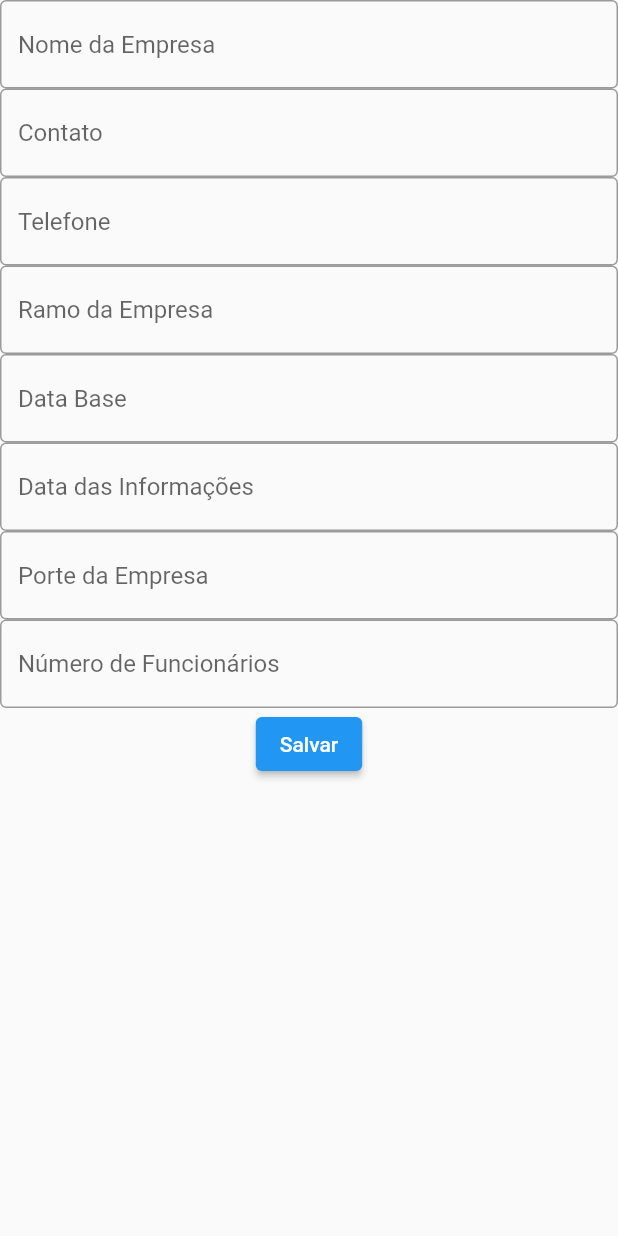
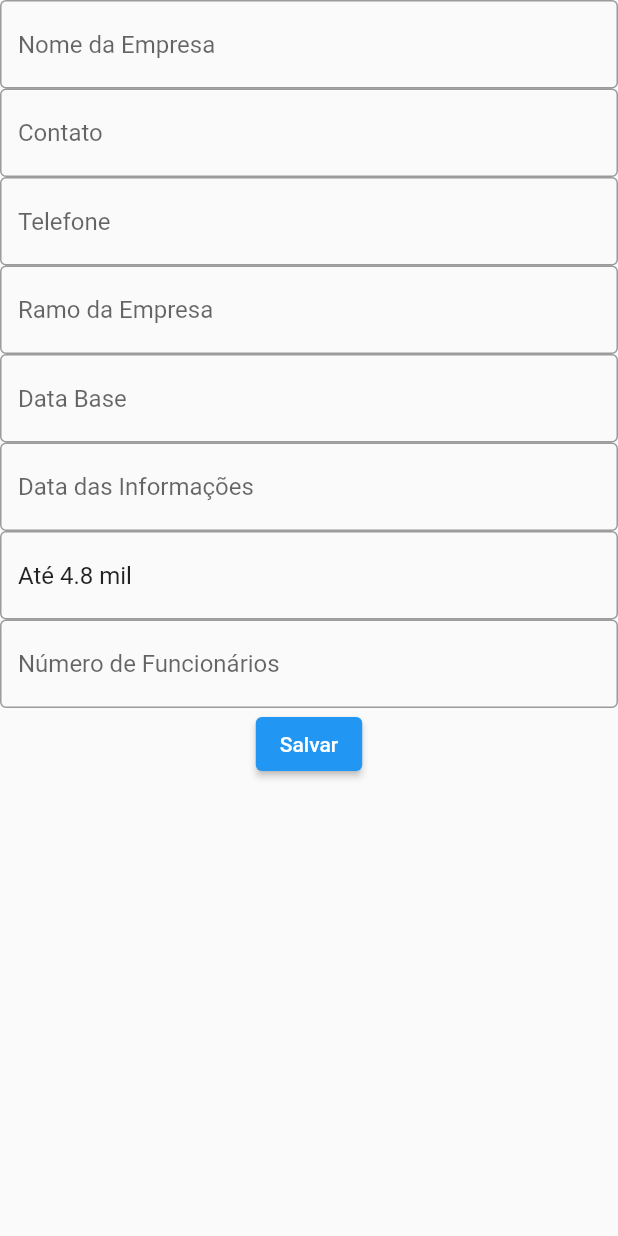
Before and after one commit to rodrigobastosv/wager, a Flutter app: the CompanyFormPage screen opened directly, on a phone screen of 412 x 824 dp. Run offline on Flutter 3.47's test engine with Material 2 defaults, Android fonts, the phone set to English and light mode, and no system bars; drawn by our look-alikes of datetime_picker_formfield, select_form_field; our stand-ins replace cloud_firestore, firebase_auth, firebase_core, mask_text_input_formatter; accounts and stored records are empty; statements that could not run were skipped.

Commit message:
finish company form

```diff
--- a/lib/pages/company/company_form_page.dart
+++ b/lib/pages/company/company_form_page.dart
@@ -1,5 +1,10 @@
 import 'package:cloud_firestore/cloud_firestore.dart';
+import 'package:datetime_picker_formfield/datetime_picker_formfield.dart';
 import 'package:flutter/material.dart';
+import 'package:flutter/services.dart';
+import 'package:intl/intl.dart';
+import 'package:mask_text_input_formatter/mask_text_input_formatter.dart';
+import 'package:select_form_field/select_form_field.dart';
 
 class CompanyFormPage extends StatefulWidget {
   const CompanyFormPage({Key? key}) : super(key: key);
@@ -55,6 +60,13 @@ class _CompanyFormPageState extends State<CompanyFormPage> {
                 border: OutlineInputBorder(),
                 hintText: 'Telefone',
               ),
+              inputFormatters: [
+                MaskTextInputFormatter(
+                  mask: '(##) # ########',
+                  filter: {"#": RegExp(r'[0-9]')},
+                  type: MaskAutoCompletionType.lazy,
+                ),
+              ],
               validator: (phone) => phone!.isEmpty ? 'Campo Obrigatório' : null,
               onSaved: (phone) => _phone = phone,
             ),
@@ -67,29 +79,61 @@ class _CompanyFormPageState extends State<CompanyFormPage> {
                   business!.isEmpty ? 'Campo Obrigatório' : null,
               onSaved: (business) => _business = business,
             ),
-            TextFormField(
+            DateTimeField(
               decoration: const InputDecoration(
                 border: OutlineInputBorder(),
                 hintText: 'Data Base',
               ),
+              format: DateFormat("dd/MM/yyyy"),
               validator: (baseDate) =>
-                  baseDate!.isEmpty ? 'Campo Obrigatório' : null,
-              onSaved: (baseDate) => _baseDate = baseDate,
+                  baseDate == null ? 'Campo Obrigatório' : null,
+              onSaved: (baseDate) => _baseDate = baseDate.toString(),
+              onShowPicker: (_, currentValue) => showDatePicker(
+                context: context,
+                locale: const Locale('pt', 'BR'),
+                firstDate: DateTime(1900),
+                initialDate: currentValue ?? DateTime.now(),
+                lastDate: DateTime(2100),
+              ),
             ),
-            TextFormField(
+            DateTimeField(
               decoration: const InputDecoration(
                 border: OutlineInputBorder(),
                 hintText: 'Data das Informações',
               ),
+              format: DateFormat("dd/MM/yyyy"),
               validator: (infoDate) =>
-                  infoDate!.isEmpty ? 'Campo Obrigatório' : null,
-              onSaved: (infoDate) => _infoDate = infoDate,
+                  infoDate == null ? 'Campo Obrigatório' : null,
+              onSaved: (infoDate) => _infoDate = infoDate.toString(),
+              onShowPicker: (_, currentValue) => showDatePicker(
+                context: context,
+                locale: const Locale('pt', 'BR'),
+                firstDate: DateTime(1900),
+                initialDate: currentValue ?? DateTime.now(),
+                lastDate: DateTime(2100),
+              ),
             ),
-            TextFormField(
+            SelectFormField(
               decoration: const InputDecoration(
                 border: OutlineInputBorder(),
-                hintText: 'Porte da Empresa',
               ),
+              type: SelectFormFieldType.dropdown,
+              initialValue: 'Até 4.8 mil',
+              labelText: 'Porte da Empresa',
+              items: const [
+                {
+                  'value': 'Até 4.8 mil',
+                  'label': 'Até 4.8 mil',
+                },
+                {
+                  'value': 'De 4.8 mil até 20 mil',
+                  'label': 'De 4.8 mil até 20 mil',
+                },
+                {
+                  'value': 'Acima de 20 mil',
+                  'label': 'Acima de 20 mil',
+                },
+              ],
               validator: (invoicing) =>
                   invoicing!.isEmpty ? 'Campo Obrigatório' : null,
               onSaved: (invoicing) => _invoicing = invoicing,
@@ -99,6 +143,8 @@ class _CompanyFormPageState extends State<CompanyFormPage> {
                 border: OutlineInputBorder(),
                 hintText: 'Número de Funcionários',
               ),
+              keyboardType: TextInputType.number,
+              inputFormatters: [FilteringTextInputFormatter.digitsOnly],
               validator: (numberOfEmployees) =>
                   numberOfEmployees!.isEmpty ? 'Campo Obrigatório' : null,
               onSaved: (numberOfEmployees) =>
```
Also changed, not shown: lib/main.dart (+14 -1 lines), pubspec.yaml (+8 -67 lines), pubspec.lock.
